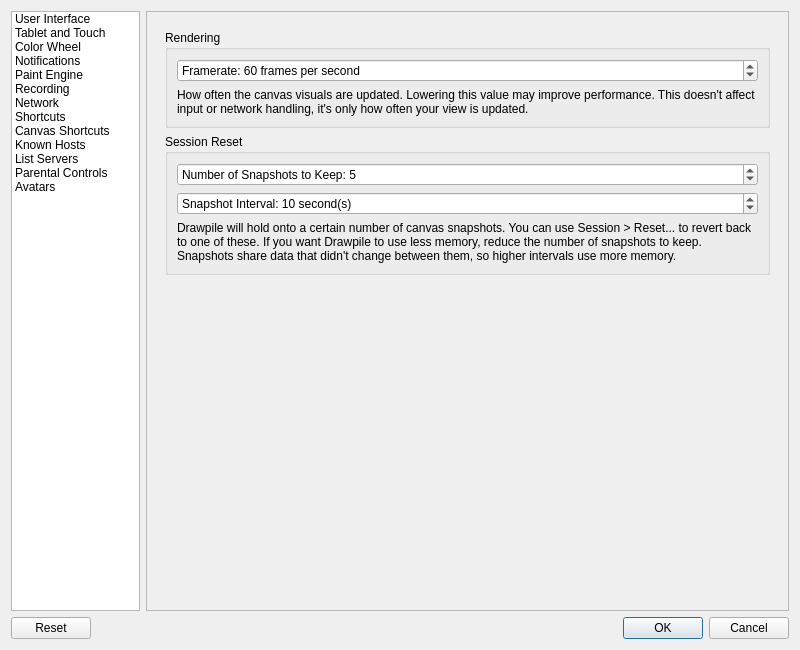
Qt form src/desktop/ui/settings.ui (drawpile/Drawpile) before a commit.
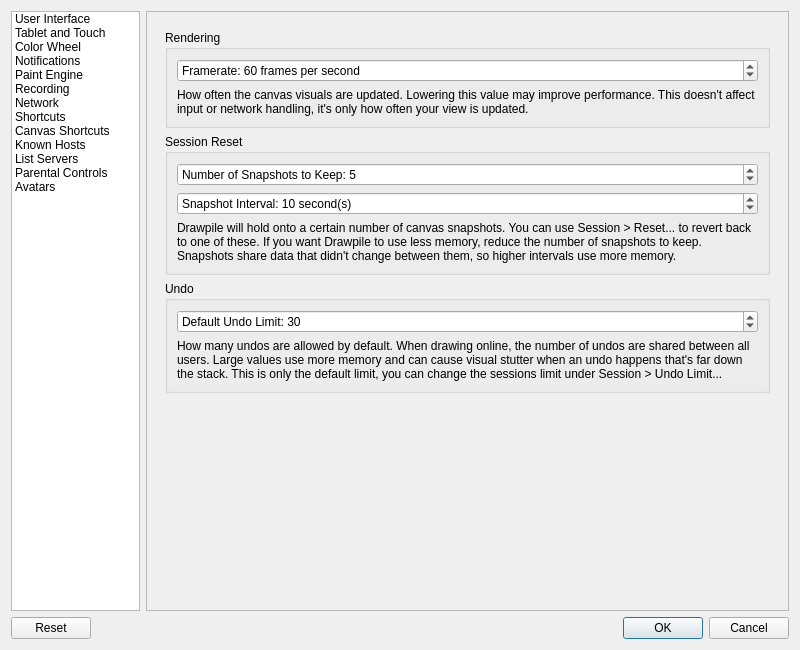
The same form after that commit. The open tabs and pages were chosen to show the change. Icons and pictures are not drawn. Custom widgets are drawn as their Qt base class.

Commit message:
Allow setting the undo depth dynamically
Rather than having it at the fixed 30 in all cases. Operators can send
an UndoDepth message to change it, which will also cause a soft reset.
The default value can be set in preferences, the session's undo depth
limit can be set from the session menu.

Diff of the .ui file:
```diff
--- a/src/desktop/ui/settings.ui
+++ b/src/desktop/ui/settings.ui
@@ -943,7 +943,42 @@
              </widget>
             </item>
             <item>
-             <spacer name="paintEngineSpacer">
+             <widget class="QGroupBox">
+              <property name="title">
+               <string>Undo</string>
+              </property>
+              <layout class="QVBoxLayout">
+               <item>
+                <widget class="KisSliderSpinBox" name="undoDepthLimitSpinner">
+                 <property name="prefix">
+                  <string>Default Undo Limit: </string>
+                 </property>
+                 <property name="minimum">
+                  <number>3</number>
+                 </property>
+                 <property name="maximum">
+                  <number>255</number>
+                 </property>
+                 <property name="value">
+                  <number>30</number>
+                 </property>
+                </widget>
+               </item>
+               <item>
+                <widget class="QLabel">
+                 <property name="text">
+                  <string>How many undos are allowed by default. When drawing online, the number of undos are shared between all users. Large values use more memory and can cause visual stutter when an undo happens that's far down the stack. This is only the default limit, you can change the sessions limit under Session &gt; Undo Limit...</string>
+                 </property>
+                 <property name="wordWrap">
+                  <bool>true</bool>
+                 </property>
+                </widget>
+               </item>
+              </layout>
+             </widget>
+            </item>
+            <item>
+             <spacer>
               <property name="orientation">
                <enum>Qt::Vertical</enum>
               </property>
```
The commit also changes 27 other files.
